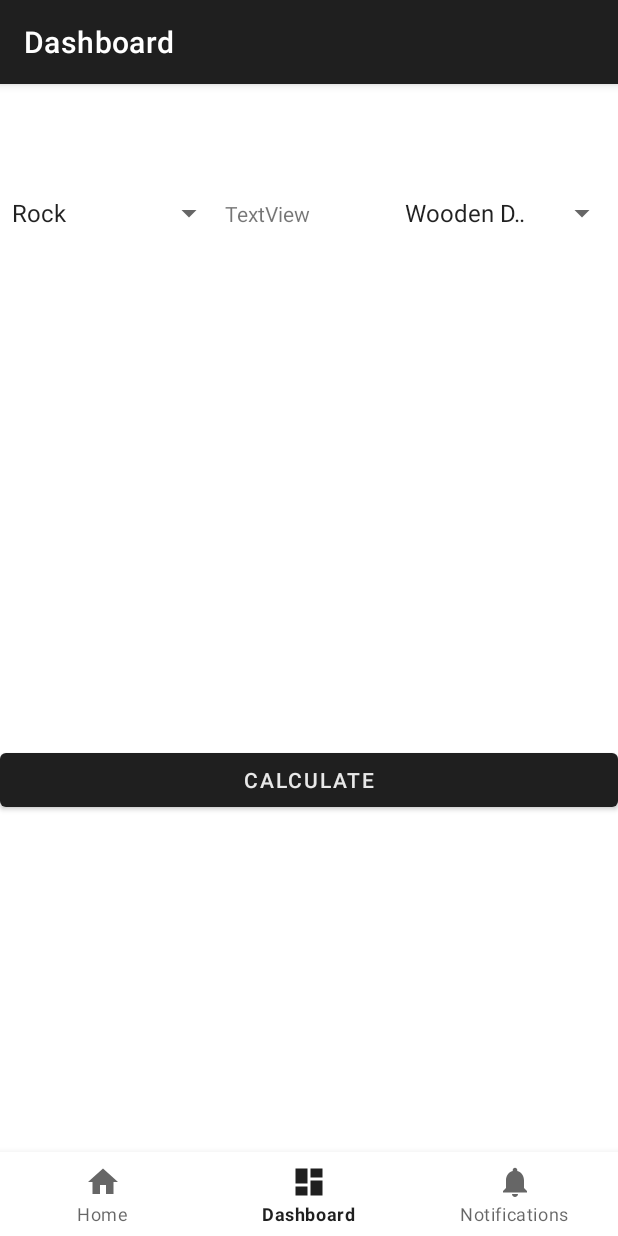
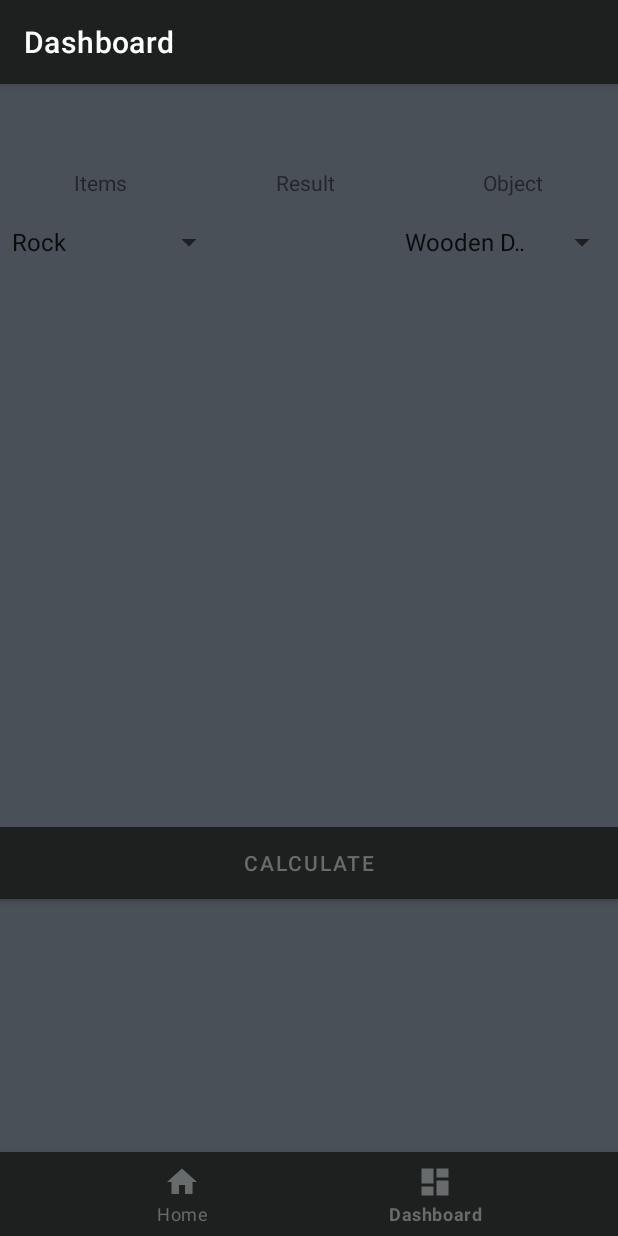
Before and after one commit to BananichTT/RUSTcalculator, an Android app: the DashboardFragment screen opened through its navigation route, on a phone screen of 412 x 824 dp. Run offline under Robolectric (Android 15) with nearby library versions, the phone set to English and light mode, and no system bars; our stand-ins replace navigation-ui.

Commit message:
little design

```diff
--- a/app/src/main/java/com/example/rustcal/DatabaseHelper.java
+++ b/app/src/main/java/com/example/rustcal/DatabaseHelper.java
@@ -16,7 +16,7 @@ import java.io.OutputStream;
 public class DatabaseHelper extends SQLiteOpenHelper {
     private static String DB_NAME = "info.db";
     private static String DB_PATH = "";
-    private static final int DB_VERSION = 3;
+    private static final int DB_VERSION = 4;
 
     private SQLiteDatabase mDataBase;
     private final Context mContext;
--- a/app/src/main/java/com/example/rustcal/NavigationActivity.java
+++ b/app/src/main/java/com/example/rustcal/NavigationActivity.java
@@ -1,8 +1,6 @@
 package com.example.rustcal;
 
 import android.os.Bundle;
-
-import com.google.android.material.bottomnavigation.BottomNavigationView;
 
 import androidx.appcompat.app.AppCompatActivity;
 import androidx.navigation.NavController;
@@ -11,6 +9,7 @@ import androidx.navigation.ui.AppBarConfiguration;
 import androidx.navigation.ui.NavigationUI;
 
 import com.example.rustcal.databinding.ActivityNavigationBinding;
+import com.google.android.material.bottomnavigation.BottomNavigationView;
 
 public class NavigationActivity extends AppCompatActivity {
 
@@ -27,7 +26,7 @@ public class NavigationActivity extends AppCompatActivity {
         // Passing each menu ID as a set of Ids because each
         // menu should be considered as top level destinations.
         AppBarConfiguration appBarConfiguration = new AppBarConfiguration.Builder(
-                R.id.navigation_home, R.id.navigation_dashboard, R.id.navigation_notifications)
+                R.id.navigation_home, R.id.navigation_dashboard)
                 .build();
         NavController navController = Navigation.findNavController(this, R.id.nav_host_fragment_activity_navigation);
         NavigationUI.setupActionBarWithNavController(this, navController, appBarConfiguration);
--- a/app/src/main/java/com/example/rustcal/ui/dashboard/DashboardFragment.java
+++ b/app/src/main/java/com/example/rustcal/ui/dashboard/DashboardFragment.java
@@ -139,9 +139,8 @@ public class DashboardFragment extends Fragment {
                 double po = Integer.parseInt(pro);// прочность объекта
                 double n = (a / pi) * (po / a); // формула по которой происходит расчет
 
-                text.setText(String.valueOf(n));
+                text.setText(String.format("%.0f", n));
                 Log.d("calculateing", String.valueOf(n));
-
             }
         });
 
--- a/app/src/main/java/com/example/rustcal/ui/home/HomeFragment.java
+++ b/app/src/main/java/com/example/rustcal/ui/home/HomeFragment.java
@@ -4,6 +4,7 @@ import android.os.Bundle;
 import android.view.LayoutInflater;
 import android.view.View;
 import android.view.ViewGroup;
+import android.widget.ImageView;
 import android.widget.TextView;
 
 import androidx.annotation.NonNull;
@@ -28,6 +29,8 @@ public class HomeFragment extends Fragment {
         binding = FragmentHomeBinding.inflate(inflater, container, false);
         View root = binding.getRoot();
 
+        final ImageView imageView2 = binding.imageView2;
+        final TextView textView7 = binding.textView7;
 
         homeViewModel.getText().observe(getViewLifecycleOwner(), new Observer<String>() {
             @Override
--- a/app/src/main/res/layout/activity_navigation.xml
+++ b/app/src/main/res/layout/activity_navigation.xml
@@ -4,7 +4,8 @@
     android:id="@+id/container"
     android:layout_width="match_parent"
     android:layout_height="match_parent"
-    android:paddingTop="?attr/actionBarSize">
+    android:paddingTop="?attr/actionBarSize"
+    android:background="@color/rustbgIn">
 
     <com.google.android.material.bottomnavigation.BottomNavigationView
         android:id="@+id/nav_view"
@@ -12,11 +13,13 @@
         android:layout_height="wrap_content"
         android:layout_marginStart="0dp"
         android:layout_marginEnd="0dp"
-        android:background="?android:attr/windowBackground"
+        android:background="@color/rustd"
         app:layout_constraintBottom_toBottomOf="parent"
         app:layout_constraintLeft_toLeftOf="parent"
         app:layout_constraintRight_toRightOf="parent"
-        app:menu="@menu/bottom_nav_menu" />
+        app:menu="@menu/bottom_nav_menu"
+        app:itemIconTint="@color/rusttext"
+        app:itemTextColor="@color/rusttext"/>
 
     <fragment
         android:id="@+id/nav_host_fragment_activity_navigation"
--- a/app/src/main/res/layout/fragment_dashboard.xml
+++ b/app/src/main/res/layout/fragment_dashboard.xml
@@ -9,7 +9,37 @@
 
     <LinearLayout
         android:layout_width="match_parent"
-        android:layout_height="384dp">
+        android:layout_height="wrap_content"
+        android:orientation="horizontal">
+
+        <TextView
+            android:id="@+id/textView6"
+            android:layout_width="wrap_content"
+            android:layout_height="wrap_content"
+            android:layout_weight="1"
+            android:text="Items"
+            android:textAlignment="center" />
+
+        <TextView
+            android:id="@+id/textView4"
+            android:layout_width="wrap_content"
+            android:layout_height="wrap_content"
+            android:layout_weight="1"
+            android:text="Result"
+            android:textAlignment="center" />
+
+        <TextView
+            android:id="@+id/textView5"
+            android:layout_width="wrap_content"
+            android:layout_height="wrap_content"
+            android:layout_weight="1"
+            android:text="Object"
+            android:textAlignment="center" />
+    </LinearLayout>
+
+    <LinearLayout
+        android:layout_width="match_parent"
+        android:layout_height="420dp">
 
         <Spinner
             android:id="@+id/spinner"
@@ -19,8 +49,7 @@
         <TextView
             android:id="@+id/textView3"
             android:layout_width="112dp"
-            android:layout_height="40dp"
-            android:text="TextView" />
+            android:layout_height="40dp" />
 
         <Spinner
             android:id="@+id/spinner2"
@@ -34,6 +63,7 @@
         android:layout_width="match_parent"
         android:layout_height="wrap_content"
         android:text="Calculate"
-        android:textColor="#E8E8E8" />
+        android:background="#242727"
+        android:textColor="@color/rusttext" />
 
 </LinearLayout>
--- a/app/src/main/res/menu/bottom_nav_menu.xml
+++ b/app/src/main/res/menu/bottom_nav_menu.xml
@@ -11,9 +11,4 @@
         android:icon="@drawable/ic_dashboard_black_24dp"
         android:title="@string/title_dashboard" />
 
-    <item
-        android:id="@+id/navigation_notifications"
-        android:icon="@drawable/ic_notifications_black_24dp"
-        android:title="@string/title_notifications" />
-
 </menu>
--- a/app/src/main/res/values/colors.xml
+++ b/app/src/main/res/values/colors.xml
@@ -7,7 +7,8 @@
     <color name="teal_700">#FF018786</color>
     <color name="black">#FF000000</color>
     <color name="white">#FFFFFFFF</color>
-    <color name="rustd">#1F1F1F</color>
+    <color name="rustd">#1E2020</color>
     <color name="rustbg">#2B2B2B</color>
-    <color name="rusttext">#A5A7A8</color>
+    <color name="rustbgIn">#4A5057</color>
+    <color name="rusttext">#686B6B</color>
 </resources>
--- a/app/src/main/res/values/strings.xml
+++ b/app/src/main/res/values/strings.xml
@@ -18,7 +18,7 @@
     <string-array name="items">
         <item>Rock</item>
         <item>Salvaged Hammer</item>
-        <item>Mace</item>
+        <item>Pickaxe</item>
         <item>Paddle</item>
         <item>Bone Club</item>
         <item>Flashlight</item>
@@ -27,5 +27,6 @@
     <string-array name="objects">
         <item>Wooden Door</item>
         <item>Armored Door</item>
+        <item>Wooden wall</item>
     </string-array>
 </resources>
```
Also changed, not shown: app/src/main/java/com/example/rustcal/ui/notifications/NotificationsFragment.java (deleted, +0 -46 lines), app/src/main/java/com/example/rustcal/ui/notifications/NotificationsViewModel.java (deleted, +0 -19 lines), app/src/main/res/layout/fragment_home.xml (+14 -4 lines), app/src/main/res/layout/fragment_notifications.xml (deleted, +0 -22 lines), app/src/main/assets/info.db.
